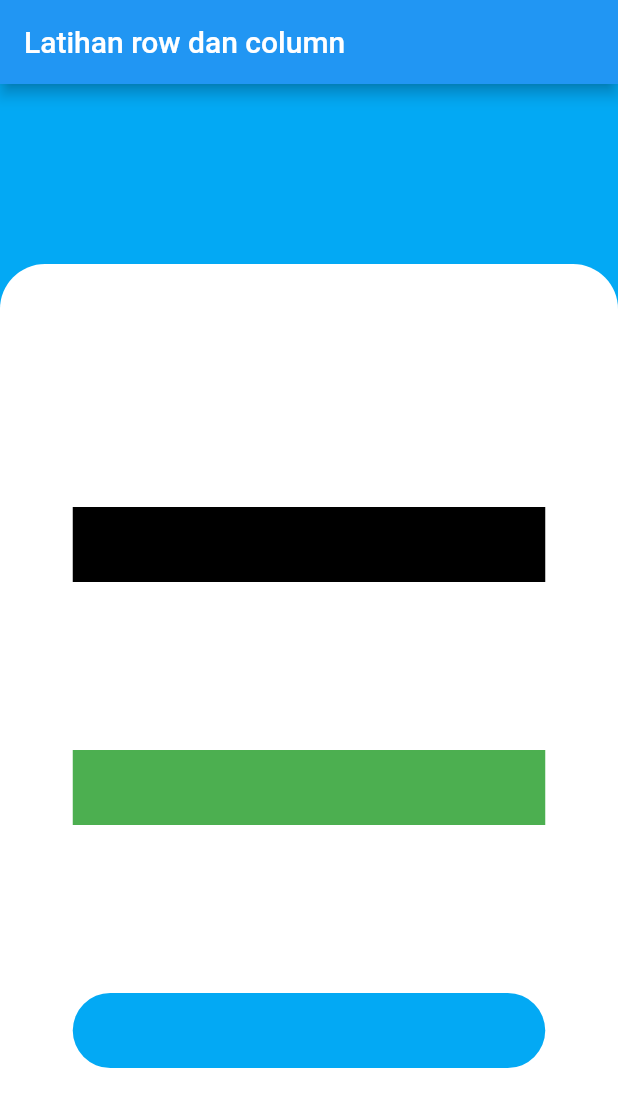
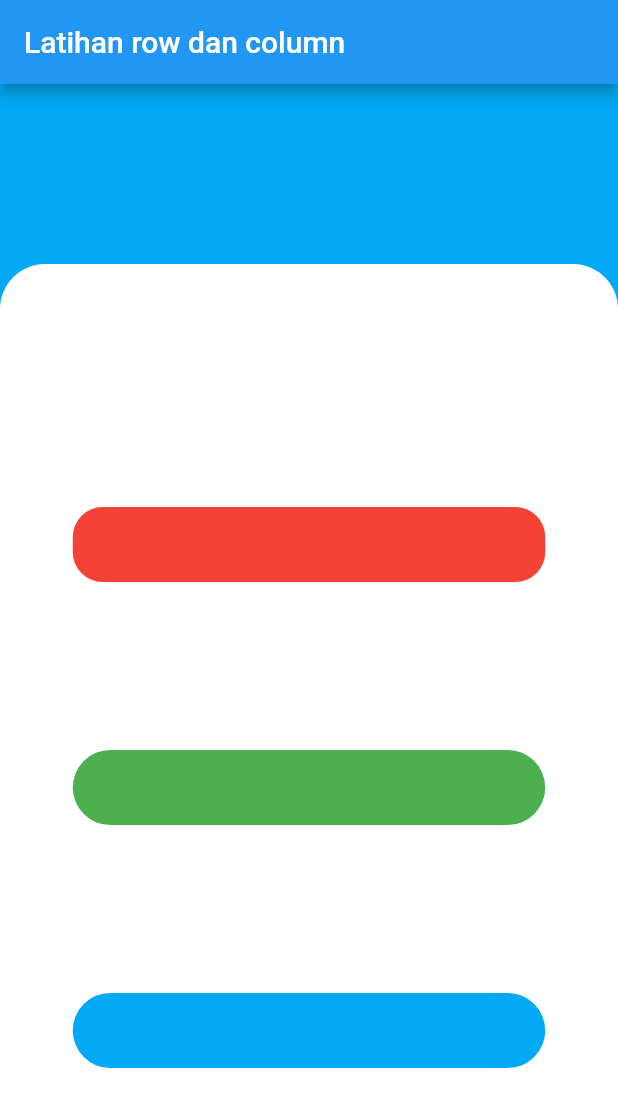
Before and after one commit to zencroma/Tutor, a Flutter app: the screen it shows after launch, on a phone screen of 412 x 824 dp. Shown: the top 1107 px of the screen. Run offline on Flutter 3.47's test engine with Material 2 defaults, Android fonts, the phone set to English and light mode, and no system bars.

Commit message:
Mengganti border radius dari button

```diff
--- a/dummy_app/lib/main.dart
+++ b/dummy_app/lib/main.dart
@@ -36,17 +36,21 @@ class MyApp extends StatelessWidget {
                     mainAxisAlignment: MainAxisAlignment.spaceEvenly,
                     children: <Widget>[
                       Container(
-
-                        child:Text('Email'),
-                        padding: EdgeInsets.all(50),
+                        decoration: BoxDecoration(
+                          borderRadius: BorderRadius.circular(20),
+                          color: Colors.red,
+                        ),
                         width: 315,
                         height: 50,
-                        color: Colors.black,
+
                       ),
                       Container(
+                        decoration: BoxDecoration(
+                          borderRadius: BorderRadius.circular(30),
+                          color: Colors.green,
+                        ),
                         width: 315,
                         height: 50,
-                        color: Colors.green,
                       ),
                       Container(
                         decoration: BoxDecoration(
```
